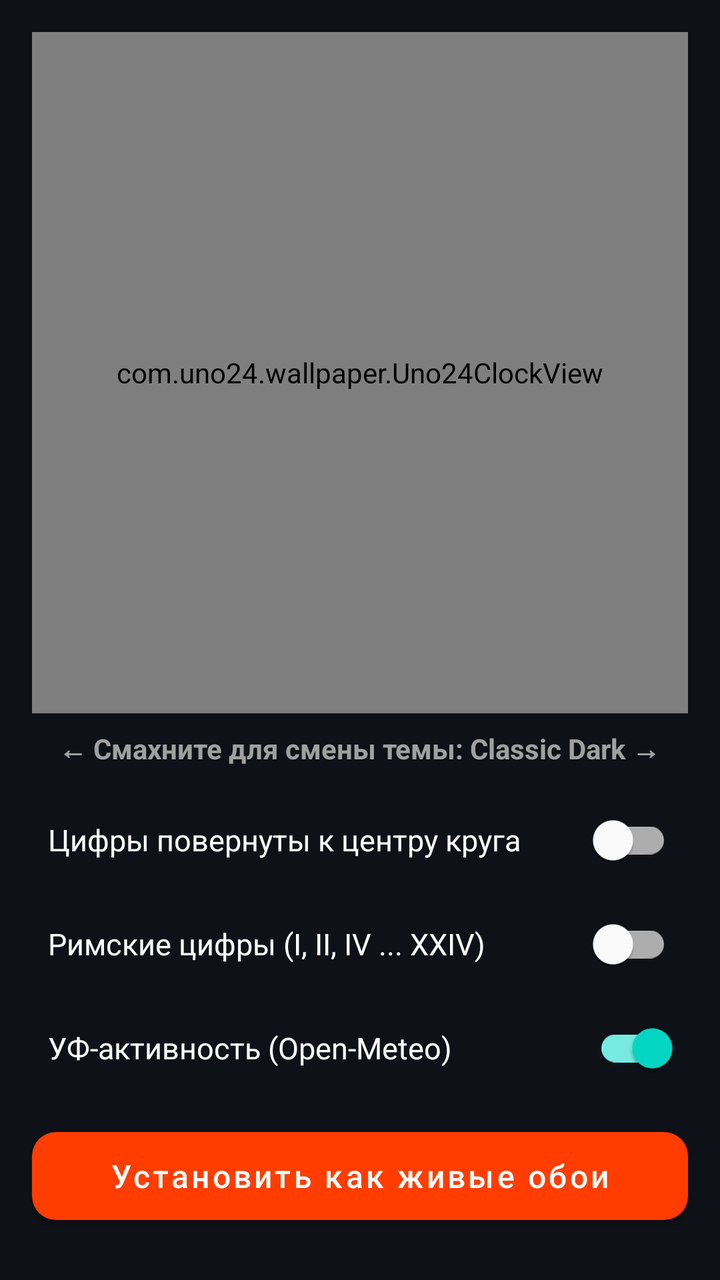
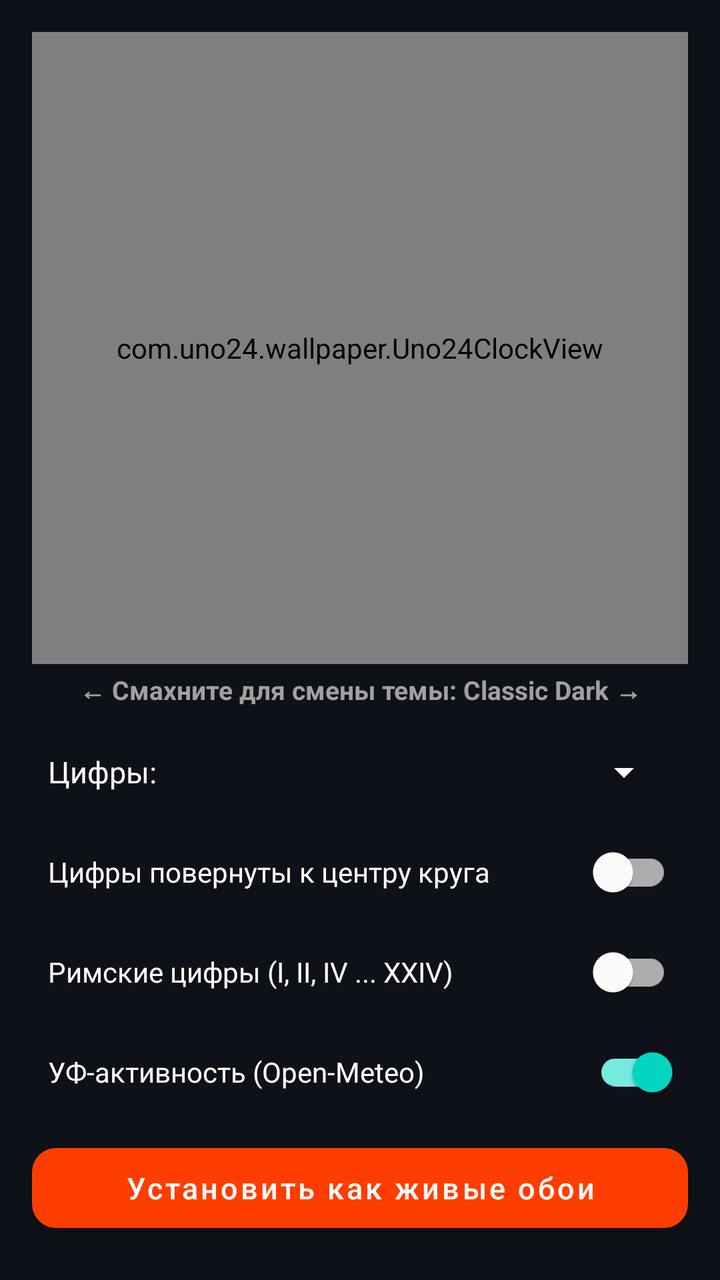

Screens rendered from an Android XML layout before and after an edit, with the pre-edit source and the edit as a unified diff.
<!-- AndroidManifest.xml: activity theme Theme.Uno24 -->
<!-- res/layout/activity_main.xml -->
<?xml version="1.0" encoding="utf-8"?>
<LinearLayout xmlns:android="http://schemas.android.com/apk/res/android"
    xmlns:app="http://schemas.android.com/apk/res-auto"
    android:id="@+id/mainRootLayout"
    android:layout_width="match_parent"
    android:layout_height="match_parent"
    android:background="#0E1117"
    android:gravity="center_horizontal"
    android:orientation="vertical"
    android:padding="16dp">

    
    <com.uno24.wallpaper.Uno24ClockView
        android:id="@+id/clockView"
        android:layout_width="match_parent"
        android:layout_height="0dp"
        android:layout_weight="1" />

    
    <TextView
        android:id="@+id/tvThemeTitle"
        android:layout_width="wrap_content"
        android:layout_height="wrap_content"
        android:layout_marginTop="8dp"
        android:gravity="center"
        android:text="← Смахните для смены темы: Classic Dark →"
        android:textColor="#A0A0A0"
        android:textSize="14sp"
        android:textStyle="bold" />

    
    <com.google.android.material.switchmaterial.SwitchMaterial
        android:id="@+id/switchRadialOrientation"
        android:layout_width="match_parent"
        android:layout_height="wrap_content"
        android:layout_marginTop="12dp"
        android:checked="false"
        android:paddingStart="8dp"
        android:paddingEnd="8dp"
        android:text="Цифры повернуты к центру круга"
        android:textColor="#FFFFFF"
        android:textSize="15sp" />

    
    <com.google.android.material.switchmaterial.SwitchMaterial
        android:id="@+id/switchRomanNumerals"
        android:layout_width="match_parent"
        android:layout_height="wrap_content"
        android:layout_marginTop="4dp"
        android:checked="false"
        android:paddingStart="8dp"
        android:paddingEnd="8dp"
        android:text="Римские цифры (I, II, IV ... XXIV)"
        android:textColor="#FFFFFF"
        android:textSize="15sp" />

    
    <com.google.android.material.switchmaterial.SwitchMaterial
        android:id="@+id/switchUvArc"
        android:layout_width="match_parent"
        android:layout_height="wrap_content"
        android:layout_marginTop="4dp"
        android:layout_marginBottom="12dp"
        android:checked="true"
        android:paddingStart="8dp"
        android:paddingEnd="8dp"
        android:text="УФ-активность (Open-Meteo)"
        android:textColor="#FFFFFF"
        android:textSize="15sp" />

    
    <com.google.android.material.button.MaterialButton
        android:id="@+id/btnSetWallpaper"
        android:layout_width="match_parent"
        android:layout_height="56dp"
        android:layout_marginBottom="8dp"
        android:text="Установить как живые обои"
        android:textAllCaps="false"
        android:textSize="16sp"
        app:cornerRadius="12dp" />

</LinearLayout>
<!-- resources referenced by this layout -->
<resources>
  <style name="Theme.Uno24" parent="Theme.MaterialComponents.DayNight.NoActionBar">
          <item name="colorPrimary">#FF3D00</item>
          <item name="colorPrimaryVariant">#D83000</item>
          <item name="colorOnPrimary">#FFFFFF</item>
          <item name="android:statusBarColor">#0E1117</item>
          <item name="android:navigationBarColor">#0E1117</item>
      </style>
</resources>

<!-- the commit's change to res/layout/activity_main.xml (unified diff, before → after) -->
@@ -21,62 +21,88 @@
         android:id="@+id/tvThemeTitle"
         android:layout_width="wrap_content"
         android:layout_height="wrap_content"
-        android:layout_marginTop="8dp"
+        android:layout_marginTop="4dp"
         android:gravity="center"
         android:text="← Смахните для смены темы: Classic Dark →"
         android:textColor="#A0A0A0"
-        android:textSize="14sp"
+        android:textSize="13sp"
         android:textStyle="bold" />
+
+    
+    <LinearLayout
+        android:layout_width="match_parent"
+        android:layout_height="wrap_content"
+        android:layout_marginTop="8dp"
+        android:gravity="center_vertical"
+        android:orientation="horizontal"
+        android:paddingStart="8dp"
+        android:paddingEnd="8dp">
+
+        <TextView
+            android:layout_width="wrap_content"
+            android:layout_height="wrap_content"
+            android:text="Цифры:"
+            android:textColor="#FFFFFF"
+            android:textSize="15sp" />
+
+        <Spinner
+            android:id="@+id/spinnerDisplayMode"
+            android:layout_width="0dp"
+            android:layout_height="48dp"
+            android:layout_weight="1"
+            android:layout_marginStart="12dp"
+            android:backgroundTint="#FFFFFF" />
+    </LinearLayout>
 
     
     <com.google.android.material.switchmaterial.SwitchMaterial
         android:id="@+id/switchRadialOrientation"
         android:layout_width="match_parent"
         android:layout_height="wrap_content"
-        android:layout_marginTop="12dp"
+        android:layout_marginTop="2dp"
         android:checked="false"
         android:paddingStart="8dp"
         android:paddingEnd="8dp"
         android:text="Цифры повернуты к центру круга"
         android:textColor="#FFFFFF"
-        android:textSize="15sp" />
+        android:textSize="14sp" />
 
     
     <com.google.android.material.switchmaterial.SwitchMaterial
         android:id="@+id/switchRomanNumerals"
         android:layout_width="match_parent"
         android:layout_height="wrap_content"
-        android:layout_marginTop="4dp"
+        android:layout_marginTop="2dp"
         android:checked="false"
         android:paddingStart="8dp"
         android:paddingEnd="8dp"
         android:text="Римские цифры (I, II, IV ... XXIV)"
         android:textColor="#FFFFFF"
-        android:textSize="15sp" />
+        android:textSize="14sp" />
 
     
     <com.google.android.material.switchmaterial.SwitchMaterial
         android:id="@+id/switchUvArc"
         android:layout_width="match_parent"
         android:layout_height="wrap_content"
-        android:layout_marginTop="4dp"
-        android:layout_marginBottom="12dp"
+        android:layout_marginTop="2dp"
+        android:layout_marginBottom="8dp"
         android:checked="true"
         android:paddingStart="8dp"
         android:paddingEnd="8dp"
         android:text="УФ-активность (Open-Meteo)"
         android:textColor="#FFFFFF"
-        android:textSize="15sp" />
+        android:textSize="14sp" />
 
     
     <com.google.android.material.button.MaterialButton
         android:id="@+id/btnSetWallpaper"
         android:layout_width="match_parent"
-        android:layout_height="56dp"
-        android:layout_marginBottom="8dp"
+        android:layout_height="52dp"
+        android:layout_marginBottom="4dp"
         android:text="Установить как живые обои"
         android:textAllCaps="false"
-        android:textSize="16sp"
+        android:textSize="15sp"
         app:cornerRadius="12dp" />
 
 </LinearLayout>
